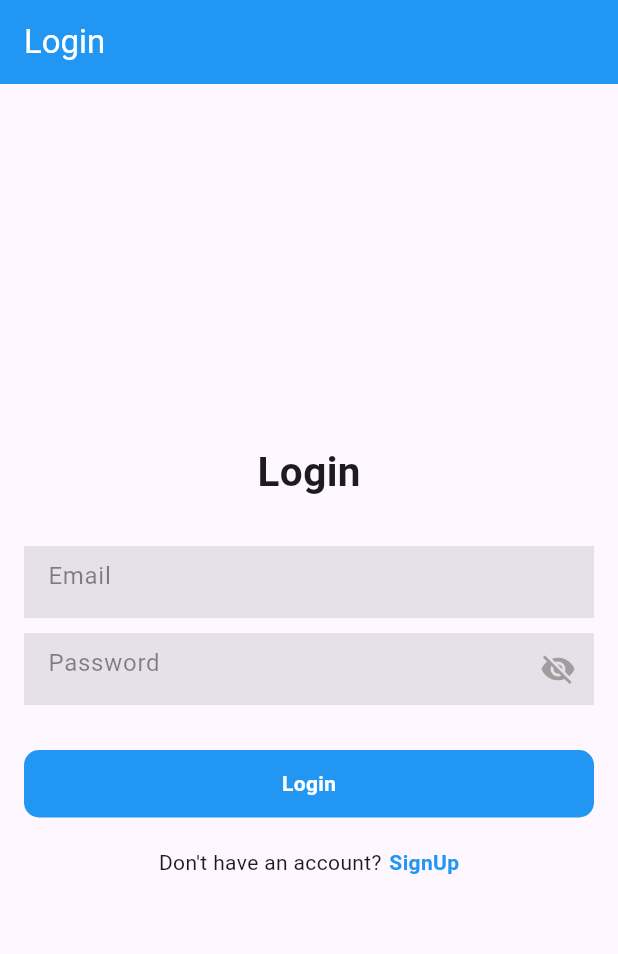
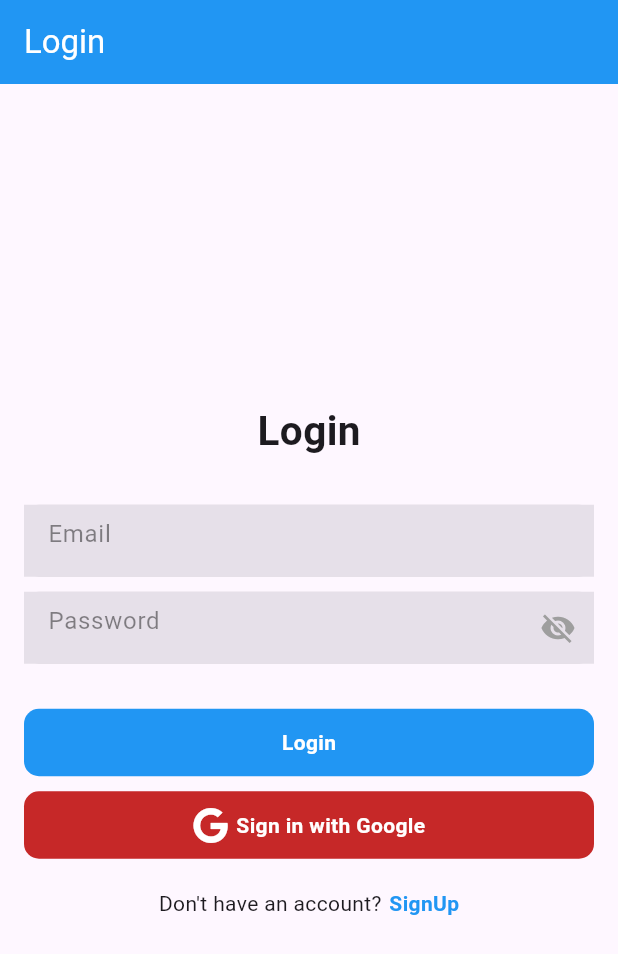
Before and after one commit to kietpt2003/world_time, a Flutter app: the screen it shows after launch, on a phone screen of 412 x 824 dp. Shown: the top 954 px of the screen. Run offline on Flutter 3.47's test engine with Material 3 defaults, Android fonts, the phone set to English and light mode, and no system bars; our stand-ins replace firebase_auth, firebase_core, flutter_spinkit, fluttertoast, font_awesome_flutter, google_sign_in; missing offline and left inert: firebase_ui_auth; accounts and stored records are empty.

Commit message:
fix scrolling bug in login page

```diff
--- a/lib/features/user_auth/presentation/pages/login_page.dart
+++ b/lib/features/user_auth/presentation/pages/login_page.dart
@@ -1,5 +1,7 @@
 import 'package:firebase_auth/firebase_auth.dart';
 import 'package:flutter/material.dart';
+import 'package:font_awesome_flutter/font_awesome_flutter.dart';
+import 'package:google_sign_in/google_sign_in.dart';
 import 'package:world_time/features/user_auth/firebase_auth_implementation/firebase_auth_services.dart';
 import 'package:world_time/features/user_auth/presentation/pages/home_page.dart';
 import 'package:world_time/features/user_auth/presentation/pages/sign_up_page.dart';
@@ -16,6 +18,7 @@ class LoginPage extends StatefulWidget {
 class _LoginPageState extends State<LoginPage> {
   bool _isSigning = false;
   final FirebaseAuthService _auth = FirebaseAuthService();
+  final FirebaseAuth _firebaseAuth = FirebaseAuth.instance;
   final TextEditingController _emailController = TextEditingController();
   final TextEditingController _passwordController = TextEditingController();
 
@@ -45,6 +48,7 @@ class _LoginPageState extends State<LoginPage> {
         body: Center(
           child: Padding(
             padding: const EdgeInsets.symmetric(horizontal: 16.0),
+            child: SingleChildScrollView(
               child: Column(
                 mainAxisAlignment: MainAxisAlignment.center,
                 children: [
@@ -99,6 +103,41 @@ class _LoginPageState extends State<LoginPage> {
                     ),
                   ),
                   const SizedBox(
+                    height: 10,
+                  ),
+                  GestureDetector(
+                    onTap: _signInWithGoogle,
+                    child: Container(
+                      width: double.infinity,
+                      height: 45,
+                      decoration: BoxDecoration(
+                        color: Colors.red[800],
+                        borderRadius: BorderRadius.circular(10),
+                      ),
+                      child: const Center(
+                        child: Row(
+                          mainAxisAlignment: MainAxisAlignment.center,
+                          children: [
+                            Icon(
+                              FontAwesomeIcons.google,
+                              color: Colors.white,
+                            ),
+                            SizedBox(
+                              width: 5,
+                            ),
+                            Text(
+                              "Sign in with Google",
+                              style: TextStyle(
+                                color: Colors.white,
+                                fontWeight: FontWeight.bold,
+                              ),
+                            ),
+                          ],
+                        ),
+                      ),
+                    ),
+                  ),
+                  const SizedBox(
                     height: 20,
                   ),
                   Row(
@@ -133,6 +172,7 @@ class _LoginPageState extends State<LoginPage> {
             ),
           ),
         ),
+      ),
     );
   }
 
@@ -149,10 +189,34 @@ class _LoginPageState extends State<LoginPage> {
     });
     if (user != null) {
       showToast(message: 'User is successfully signedIn');
+      if (!context.mounted) {
+        return;
+      }
       Navigator.pushReplacementNamed(context, "/home");
     } else {
       print("Some error happened");
       // showToast(message: "Some error happened");
     }
   }
+
+  _signInWithGoogle() async {
+    final GoogleSignIn _googleSignIn = GoogleSignIn();
+    try {
+      final GoogleSignInAccount? googleSignInAccount =
+          await _googleSignIn.signIn();
+      if (googleSignInAccount != null) {
+        final GoogleSignInAuthentication googleSignInAuthentication =
+            await googleSignInAccount.authentication;
+        final AuthCredential credential = GoogleAuthProvider.credential(
+          idToken: googleSignInAuthentication.idToken,
+          accessToken: googleSignInAuthentication.accessToken,
+        );
+        await _firebaseAuth.signInWithCredential(credential);
+        if (!mounted) return;
+        Navigator.pushReplacementNamed(context, "/home");
       }
+    } catch (error) {
+      showToast(message: "Some error occured $error");
+    }
+  }
+}
```
Lines whose indentation alone changed are shown as unchanged.
